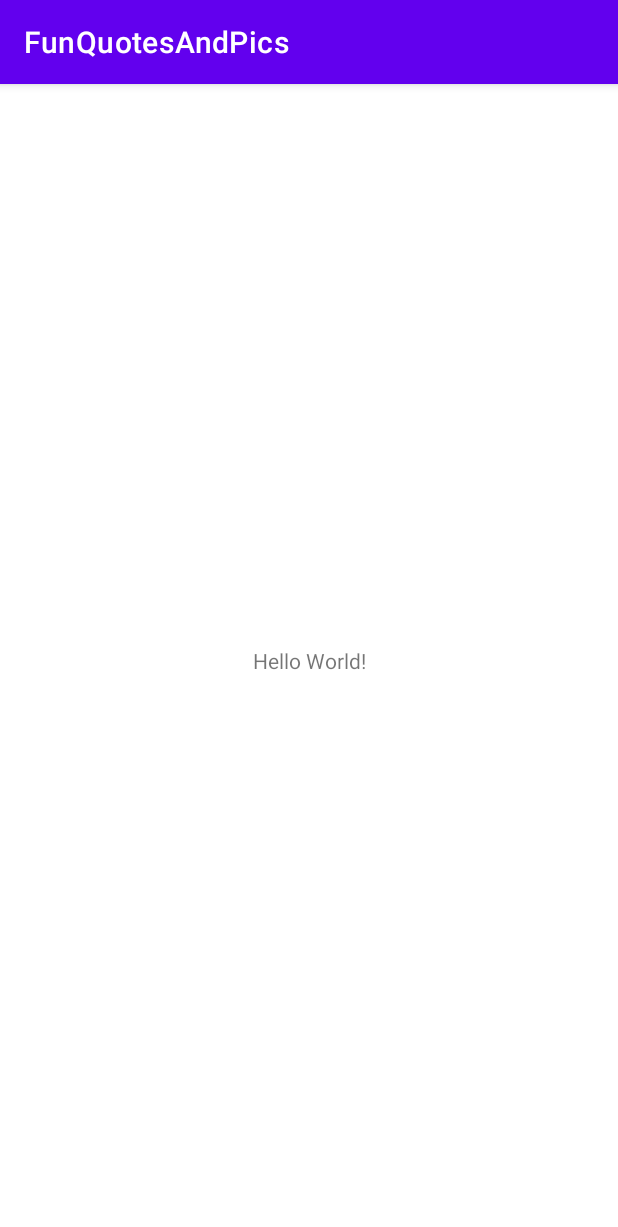
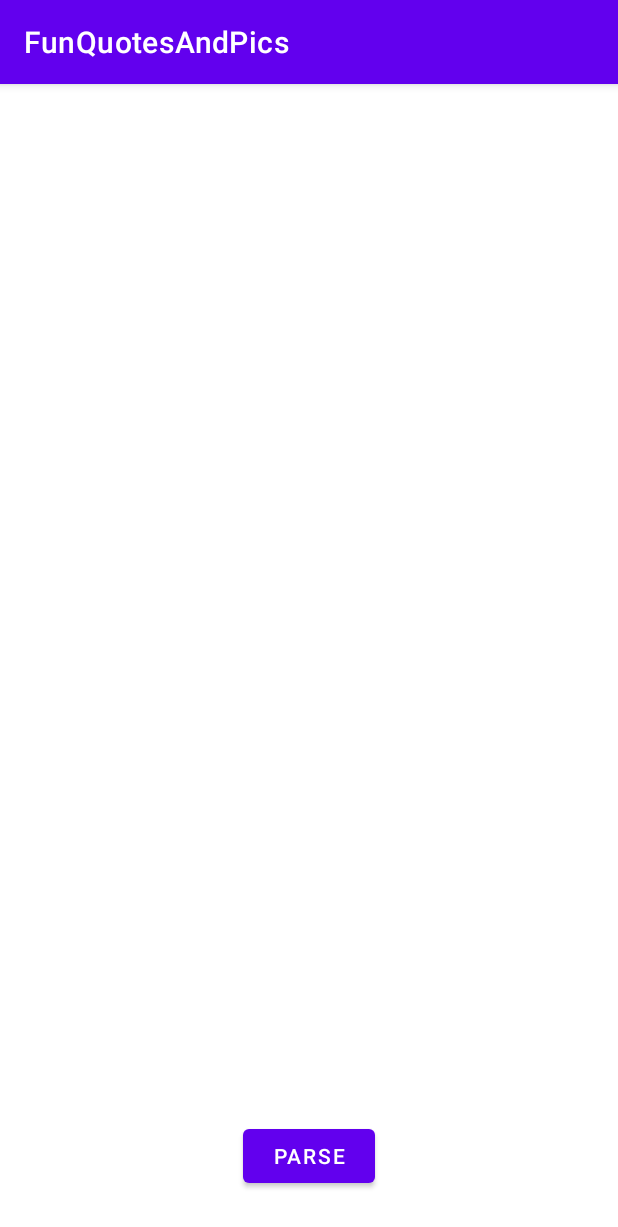
Before and after one commit to gemapratamaa/TugasTengahSemesterTKTPL, an Android app: the screen it shows after launch (MainActivity), on a phone screen of 412 x 824 dp. Shown: the top 1227 px of the screen. Run offline under Robolectric (Android 15) with nearby library versions, the phone set to English and light mode, and no system bars; libraries missing offline, so code that uses them is left out: com.loopj.android, cz.msebera.android.

Commit message:
change layout for http get request

```diff
--- a/app/build.gradle
+++ b/app/build.gradle
@@ -33,6 +33,11 @@ dependencies {
     implementation 'androidx.appcompat:appcompat:1.1.0'
     implementation 'com.google.android.material:material:1.1.0'
     implementation 'androidx.constraintlayout:constraintlayout:1.1.3'
+
+    // Volley
+    implementation 'com.android.volley:volley:1.1.0'
+
+
     testImplementation 'junit:junit:4.+'
     androidTestImplementation 'androidx.test.ext:junit:1.1.1'
     androidTestImplementation 'androidx.test.espresso:espresso-core:3.2.0'
@@ -43,5 +48,7 @@ dependencies {
     implementation 'com.squareup.retrofit2:converter-gson:2.6.0'
     implementation 'androidx.lifecycle:lifecycle-viewmodel:2.2.0'
 
+    implementation 'com.loopj.android:android-async-http:1.4.9'
+
 
 }
--- a/app/src/main/AndroidManifest.xml
+++ b/app/src/main/AndroidManifest.xml
@@ -1,7 +1,9 @@
 <?xml version="1.0" encoding="utf-8"?>
 <manifest xmlns:android="http://schemas.android.com/apk/res/android"
     package="id.ac.ui.cs.mobileprogramming">
+
     <uses-permission android:name="android.permission.INTERNET" />
+
     <application
         android:allowBackup="true"
         android:icon="@mipmap/ic_launcher"
--- a/app/src/main/java/id/ac/ui/cs/mobileprogramming/MainActivity.java
+++ b/app/src/main/java/id/ac/ui/cs/mobileprogramming/MainActivity.java
@@ -2,16 +2,32 @@ package id.ac.ui.cs.mobileprogramming;
 
 import androidx.appcompat.app.AppCompatActivity;
 
+import android.os.AsyncTask;
 import android.os.Bundle;
+import android.util.Log;
+import android.view.View;
+import android.widget.Button;
+import android.widget.TextView;
+import android.widget.Toast;
+
+import com.loopj.android.http.AsyncHttpClient;
+import com.loopj.android.http.JsonHttpResponseHandler;
+
+import org.json.JSONException;
+import org.json.JSONObject;
+
+import cz.msebera.android.httpclient.entity.mime.Header;
 
 public class MainActivity extends AppCompatActivity {
+    private TextView mPriceTextView;
+
+    private String BASE_URL = "https://apiv2.bitcoinaverage.com/indices/global/ticker/BTC";
 
     @Override
     protected void onCreate(Bundle savedInstanceState) {
         super.onCreate(savedInstanceState);
+
         setContentView(R.layout.activity_main);
+
     }
-
-
-
 }
--- a/app/src/main/res/layout/activity_main.xml
+++ b/app/src/main/res/layout/activity_main.xml
@@ -1,18 +1,29 @@
 <?xml version="1.0" encoding="utf-8"?>
-<androidx.constraintlayout.widget.ConstraintLayout xmlns:android="http://schemas.android.com/apk/res/android"
+<RelativeLayout xmlns:android="http://schemas.android.com/apk/res/android"
     xmlns:app="http://schemas.android.com/apk/res-auto"
     xmlns:tools="http://schemas.android.com/tools"
     android:layout_width="match_parent"
     android:layout_height="match_parent"
     tools:context=".MainActivity">
 
+    android:padding="16dp"
+
     <TextView
+        android:id="@+id/text_view_result"
         android:layout_width="wrap_content"
         android:layout_height="wrap_content"
-        android:text="Hello World!"
-        app:layout_constraintBottom_toBottomOf="parent"
-        app:layout_constraintLeft_toLeftOf="parent"
-        app:layout_constraintRight_toRightOf="parent"
-        app:layout_constraintTop_toTopOf="parent" />
+        android:textSize="20sp"
+        android:textColor="@android:color/black" />
 
-</androidx.constraintlayout.widget.ConstraintLayout>
+    <Button
+        android:id="@+id/button_parse"
+        android:layout_width="wrap_content"
+        android:layout_height="wrap_content"
+        android:layout_alignParentBottom="true"
+        android:layout_centerHorizontal="true"
+        android:layout_marginBottom="29dp"
+        android:text="parse" />
+
+
+
+</RelativeLayout>
--- /dev/null
+++ b/app/src/main/res/values/ids.xml
@@ -0,0 +1,7 @@
+<?xml version="1.0" encoding="utf-8"?>
+<resources>
+    <item name="priceLabel" type="id" />
+    <item name="btnUSD" type="id" />
+    <item name="btnZAR" type="id" />
+    <item name="btnAUD" type="id" />
+</resources>
```
